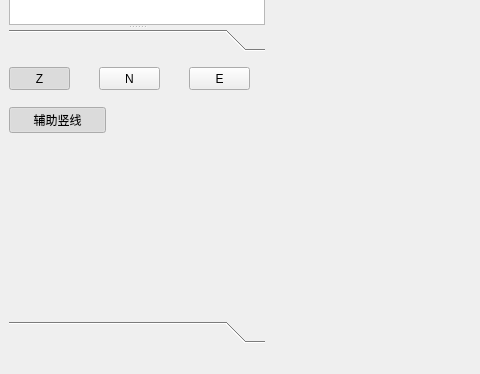
The window that main/rcsui.ui (Veasonwang/Rcspy) describes before a commit, drawn with Qt 5; both pictures show x 0 to 480 and y 494 to 868 of the 1117 by 868 pixel window.
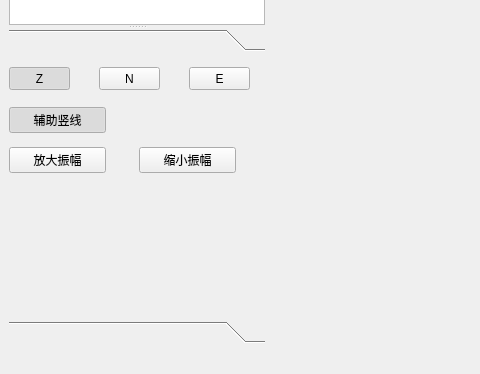
The same window after the commit.

Diff of the .ui file:
```diff
--- a/main/rcsui.ui
+++ b/main/rcsui.ui
@@ -175,6 +175,32 @@
            <bool>true</bool>
           </property>
          </widget>
+         <widget class="QPushButton" name="AmpUP">
+          <property name="geometry">
+           <rect>
+            <x>0</x>
+            <y>90</y>
+            <width>97</width>
+            <height>26</height>
+           </rect>
+          </property>
+          <property name="text">
+           <string>放大振幅</string>
+          </property>
+         </widget>
+         <widget class="QPushButton" name="Ampdown">
+          <property name="geometry">
+           <rect>
+            <x>130</x>
+            <y>90</y>
+            <width>97</width>
+            <height>26</height>
+           </rect>
+          </property>
+          <property name="text">
+           <string>缩小振幅</string>
+          </property>
+         </widget>
         </widget>
         <widget class="QWidget" name="toos2">
          <property name="geometry">
```
Left out of the diff: 50 changed lines with no effect on the pictures.
